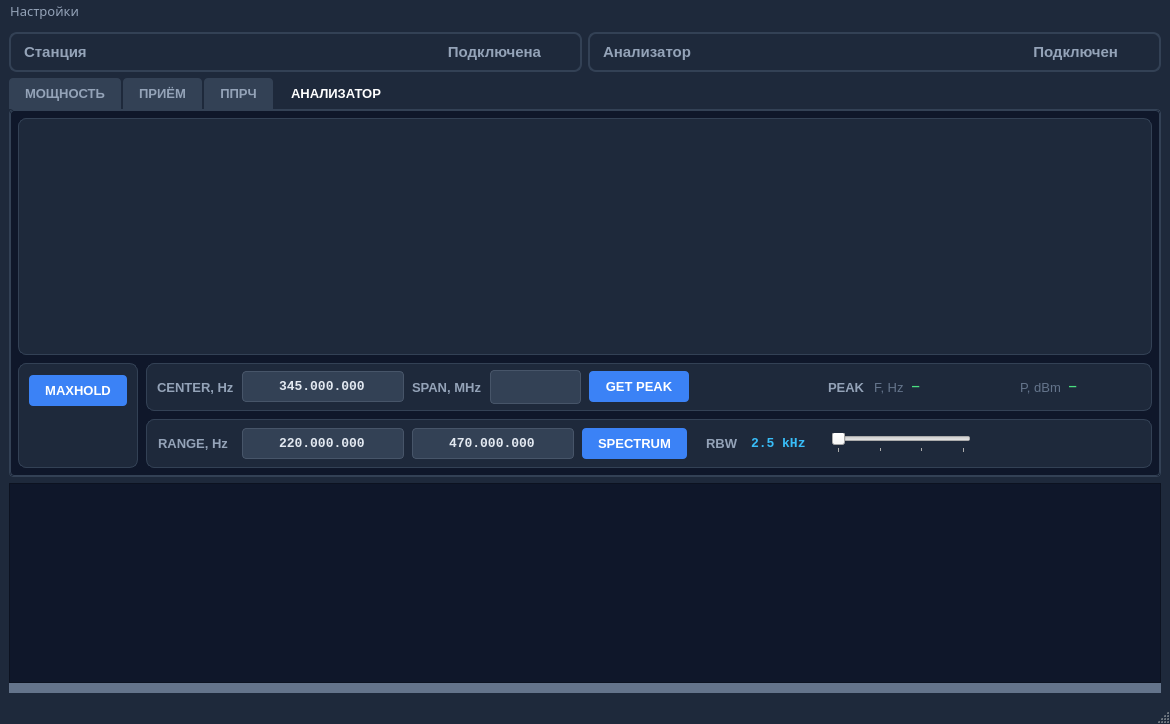
Before: the Qt Designer form mainwindow.ui in vitalisimys/Check_station, drawn with Qt 5.
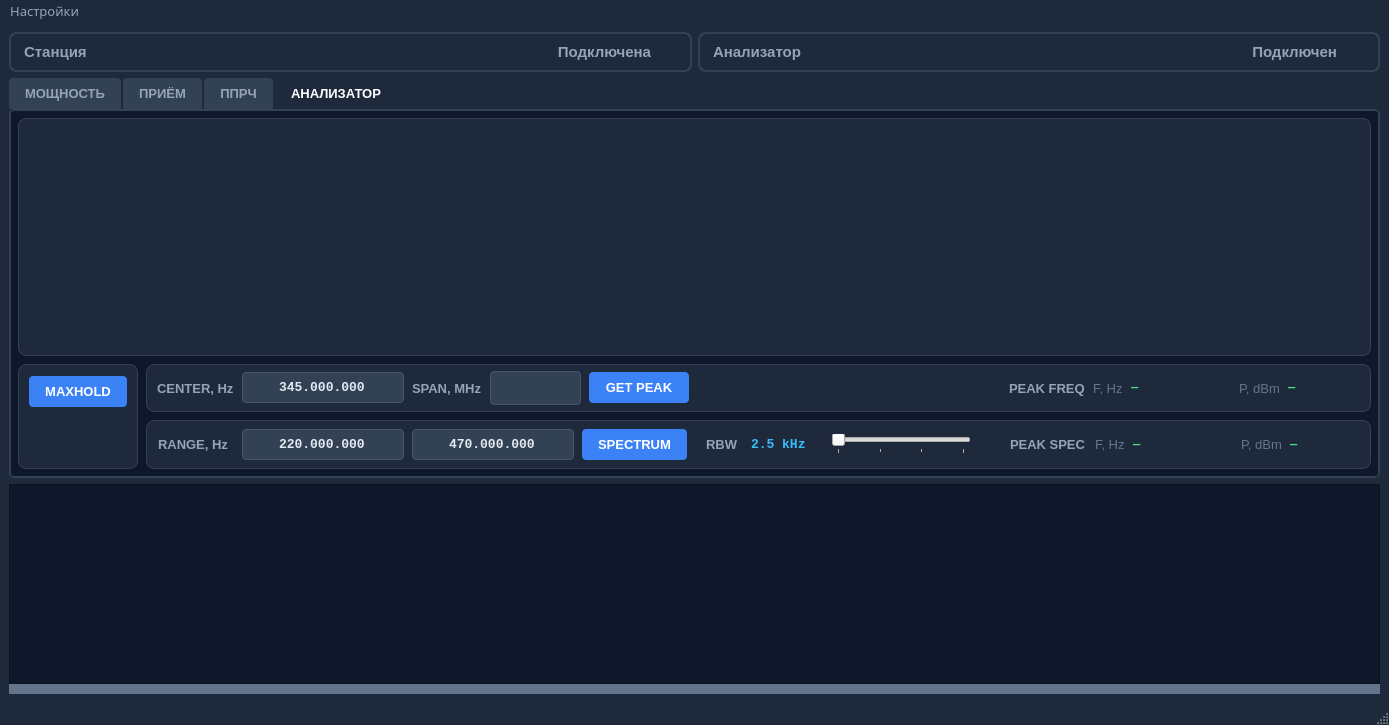
After: the same form once the commit is applied. Icons and pictures are not drawn. Custom widgets are drawn as their Qt base class.

Commit message: Добавил "peak spec" максимум из приходящего спектра

```diff
--- a/mainwindow.ui
+++ b/mainwindow.ui
@@ -9,8 +9,8 @@
    <rect>
     <x>0</x>
     <y>0</y>
-    <width>1170</width>
-    <height>724</height>
+    <width>1389</width>
+    <height>725</height>
    </rect>
   </property>
   <property name="windowTitle">
@@ -821,12 +821,12 @@
                   <string notr="true">color: #94a3b8; font-weight: bold;</string>
                  </property>
                  <property name="text">
-                  <string>PEAK</string>
+                  <string>PEAK FREQ</string>
                  </property>
                 </widget>
                </item>
                <item>
-                <widget class="QLabel" name="labelSpectrumPeakFreqCaption">
+                <widget class="QLabel" name="labelFreqCaption">
                  <property name="font">
                   <font>
                    <pointsize>10</pointsize>
@@ -841,7 +841,7 @@
                 </widget>
                </item>
                <item>
-                <widget class="QLabel" name="labelSpectrumPeakFreqValue">
+                <widget class="QLabel" name="labelPeakFreqValue">
                  <property name="minimumSize">
                   <size>
                    <width>100</width>
@@ -857,7 +857,7 @@
                 </widget>
                </item>
                <item>
-                <widget class="QLabel" name="labelSpectrumPeakPowerCaption">
+                <widget class="QLabel" name="labelPeakPowerCaption">
                  <property name="font">
                   <font>
                    <pointsize>10</pointsize>
@@ -872,7 +872,7 @@
                 </widget>
                </item>
                <item>
-                <widget class="QLabel" name="labelSpectrumPeakPowerValue">
+                <widget class="QLabel" name="labelPeakPowerValue">
                  <property name="minimumSize">
                   <size>
                    <width>72</width>
@@ -1194,6 +1194,84 @@
                  </property>
                 </spacer>
                </item>
+               <item>
+                <widget class="QLabel" name="labelSpectrumPeak">
+                 <property name="font">
+                  <font>
+                   <pointsize>10</pointsize>
+                   <bold>true</bold>
+                  </font>
+                 </property>
+                 <property name="styleSheet">
+                  <string notr="true">color: #94a3b8; font-weight: bold;</string>
+                 </property>
+                 <property name="text">
+                  <string>PEAK SPEC</string>
+                 </property>
+                </widget>
+               </item>
+               <item>
+                <widget class="QLabel" name="labelSpectrumPeakFreqCaption">
+                 <property name="font">
+                  <font>
+                   <pointsize>10</pointsize>
+                  </font>
+                 </property>
+                 <property name="styleSheet">
+                  <string notr="true">color: #64748b;</string>
+                 </property>
+                 <property name="text">
+                  <string>F, Hz</string>
+                 </property>
+                </widget>
+               </item>
+               <item>
+                <widget class="QLabel" name="labelSpectrumPeakFreqValue">
+                 <property name="minimumSize">
+                  <size>
+                   <width>100</width>
+                   <height>0</height>
+                  </size>
+                 </property>
+                 <property name="styleSheet">
+                  <string notr="true">color: #4ade80; font-family: Consolas; font-weight: bold;</string>
+                 </property>
+                 <property name="text">
+                  <string>—</string>
+                 </property>
+                </widget>
+               </item>
+               <item>
+                <widget class="QLabel" name="labelSpectrumPeakPowerCaption">
+                 <property name="font">
+                  <font>
+                   <pointsize>10</pointsize>
+                  </font>
+                 </property>
+                 <property name="styleSheet">
+                  <string notr="true">color: #64748b;</string>
+                 </property>
+                 <property name="text">
+                  <string>P, dBm</string>
+                 </property>
+                </widget>
+               </item>
+               <item>
+                <widget class="QLabel" name="labelSpectrumPeakPowerValue">
+                 <property name="minimumSize">
+                  <size>
+                   <width>72</width>
+                   <height>0</height>
+                  </size>
+                 </property>
+                 <property name="styleSheet">
+                  <string notr="true">color: #4ade80; font-family: Consolas; font-weight: bold;</string>
+                 </property>
+                 <property name="text">
+                  <string>—</string>
+                 </property>
+                </widget>
+               </item>
               </layout>
              </widget>
             </item>
@@ -1357,7 +1435,7 @@
     <rect>
      <x>0</x>
      <y>0</y>
-     <width>1170</width>
+     <width>1389</width>
      <height>21</height>
     </rect>
    </property>
```
Left out of the diff: 2 changed lines with no effect on the pictures. The commit also changes 1 other file.
